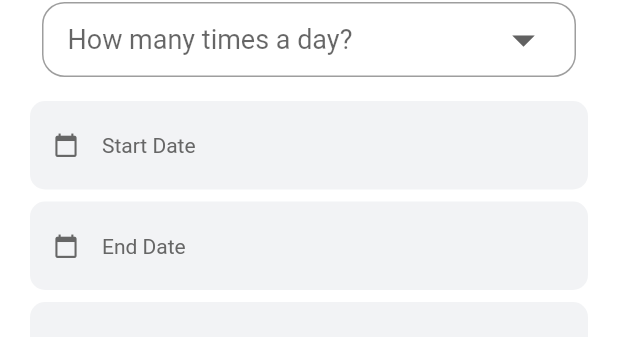
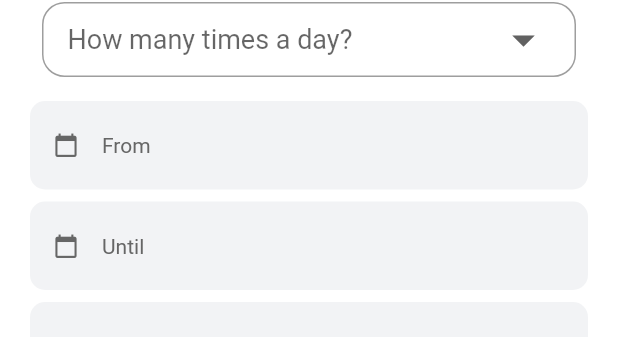
Before and after one commit to Enrickzz/Capstone-Project, a Flutter app: what add_medication_prescription() shows on an empty page, opened directly, on a phone screen of 412 x 824 dp. Shown: the part 265-602 px from the top of the screen. Run offline on Flutter 3.47's test engine with Material 2 defaults, Android fonts, the phone set to English and light mode, and no system bars; our stand-ins replace cloud_firestore, file_picker, firebase_auth, firebase_core, firebase_database, firebase_storage and 6 more; missing offline and left inert: flutter_facebook_auth, flutter_login_facebook, gender_picker; accounts and stored records are empty; Roboto replaces fonts that are missing (Roboto-Light.ttf).

Commit message:
Update add_medication_prescription.dart

```diff
--- a/lib/data_inputs/add_medication_prescription.dart
+++ b/lib/data_inputs/add_medication_prescription.dart
@@ -46,6 +46,27 @@ class _addMedicationPrescriptionState extends State<add_medication_prescription>
   double _currentSliderValue = 1;
 
   DateTimeRange dateRange;
+
+  String getForm(){
+    if(dateRange == null){
+      return 'From';
+    }
+    else{
+      return DateFormat('MM/dd/yyyy').format(dateRange.start);
+
+    }
+  }
+
+  String getUntil(){
+    if(dateRange == null){
+      return 'Until';
+    }
+    else{
+      return DateFormat('MM/dd/yyyy').format(dateRange.end);
+
+    }
+  }
+
   Future pickDateRange(BuildContext context) async{
     final initialDateRange = DateTimeRange(
         start: DateTime.now(),
@@ -198,7 +219,7 @@ class _addMedicationPrescriptionState extends State<add_medication_prescription>
                               color: Color(0xFF666666),
                               fontFamily: defaultFontFamily,
                               fontSize: defaultFontSize),
-                          hintText: "Start Date",
+                          hintText: getForm(),
                           prefixIcon: Icon(
                             Icons.calendar_today,
                             color: Color(0xFF666666),
@@ -236,7 +257,7 @@ class _addMedicationPrescriptionState extends State<add_medication_prescription>
                               color: Color(0xFF666666),
                               fontFamily: defaultFontFamily,
                               fontSize: defaultFontSize),
-                          hintText: "End Date",
+                          hintText: getUntil(),
                           prefixIcon: Icon(
                             Icons.calendar_today,
                             color: Color(0xFF666666),
```
